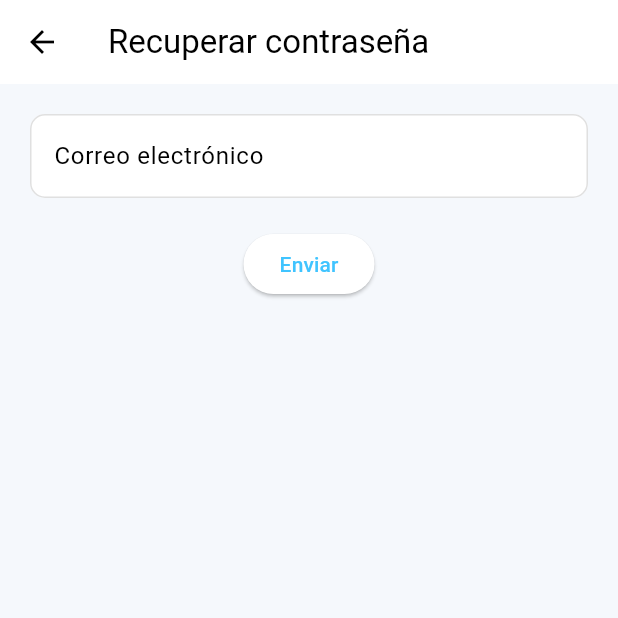
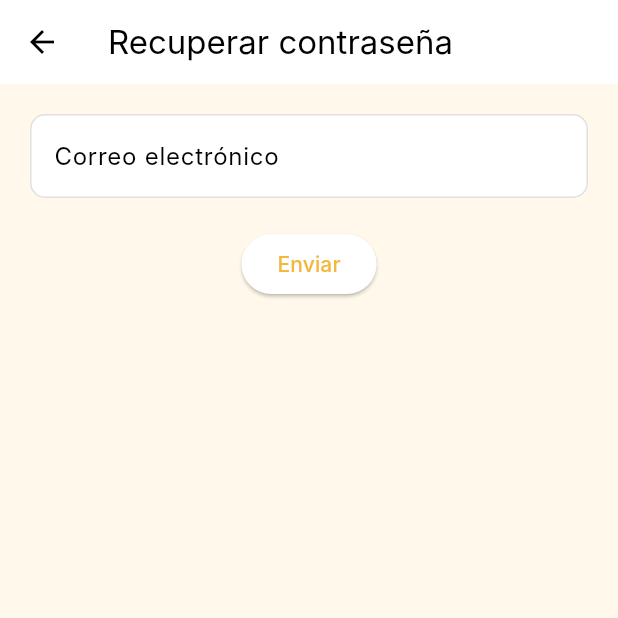
Before and after one commit to RenzoObregonw33/Repositorio-Dart, a Flutter app: the screen it shows after launch, after a tap on "Iniciar Sesión", after a tap on "Olvidaste tu Contraseña", on a phone screen of 412 x 824 dp, the top half of it. Run offline on Flutter 3.47's test engine with Material 3 defaults, Android fonts, the light colour scheme and no system bars; our stand-ins replace shared_preferences, syncfusion_flutter_charts, syncfusion_flutter_gauges; missing offline and left inert: flutter_echarts; Roboto replaces fonts that are missing (Inter).

Commit message:
Se le esta agregando Colores

```diff
--- a/login/lib/main.dart
+++ b/login/lib/main.dart
@@ -8,7 +8,7 @@ void main() => runApp(const MyApp());
 // Clase principal de la app, que extiende StatelessWidget (no tiene estado interno)
 class MyApp extends StatelessWidget {
   // Define un color primario personalizado para usar en toda la app
-  final Color primaryColor = Colors.lightBlueAccent;
+  final Color primaryColor = const Color(0xFFF3B83C);
   const MyApp({super.key});                                //Constructor
 
   //Widget Principal
--- a/login/lib/screens/Login_screen.dart
+++ b/login/lib/screens/Login_screen.dart
@@ -31,7 +31,7 @@ class _LoginScreemState extends State<LoginScreem> {
   @override
   Widget build(BuildContext context) {
     return Scaffold(
-      backgroundColor: const Color(0xFFF5F8FC),
+      backgroundColor: const Color(0xFFFFF8EB),
       body: Center(
         child: SingleChildScrollView(
           padding: EdgeInsets.symmetric(horizontal: 30),
@@ -49,12 +49,25 @@ class _LoginScreemState extends State<LoginScreem> {
                   fontSize: 24,
                   fontWeight: FontWeight.bold,
                   color: Colors.grey[700],
+                  fontFamily: '-apple-system'
                 ),
               ),
               SizedBox(height: 10),
               Text(
                 'Por favor, inicia sesión para continuar',
-                style: TextStyle(color: Colors.grey[700]),
+                style: TextStyle(color: Colors.grey[700],
+                fontFamily: '-apple-system', // Tu fuente principal (como una sola String)
+                fontFamilyFallback: [
+                  'system-ui',
+                  'Segoe UI',
+                  'roboto',
+                  'helvetica',
+                  'arial',
+                  'sans-serif',
+                  'Apple Color Emoji',
+                  'Segoe UI Emoji',
+                  'Segoe UI Symbol',
+                ]),
               ),
               SizedBox(height: 30),
 
@@ -64,11 +77,12 @@ class _LoginScreemState extends State<LoginScreem> {
                 keyboardType: TextInputType.emailAddress,
                 decoration: InputDecoration(
                   labelText: 'Email',
+                  labelStyle: TextStyle(fontFamily: '-apple-system'),
                   prefixIcon: Icon(
                     Icons.person_outline,
                     color: _emailError != null
                         ? Colors.red
-                        : Colors.lightBlueAccent,
+                        : Color(0xFFF3B83C),
                   ),
                   suffixIcon: _emailError != null
                       ? Icon(Icons.error_outline, color: Colors.red)
@@ -89,11 +103,12 @@ class _LoginScreemState extends State<LoginScreem> {
                 obscureText: _ocultarPassword,
                 decoration: InputDecoration(
                   labelText: 'Contraseña',
+                  labelStyle: TextStyle(fontFamily: '-apple-system'),
                   prefixIcon: Icon(
                     Icons.lock_outline,
                     color: _passwordError != null
                         ? Colors.red
-                        : Colors.lightBlueAccent,
+                        : Color(0xFFF3B83C),
                   ),
                   suffixIcon: _passwordError != null
                       ? Icon(Icons.error_outline, color: Colors.red)
@@ -146,15 +161,15 @@ class _LoginScreemState extends State<LoginScreem> {
                   child: Text(
                     'Olvidaste tu Contraseña',
                     style: TextStyle(
-                      color: Colors.lightBlueAccent,
+                      color: Color(0xFFF3B83C),
                       fontSize: 14,
                       decoration: TextDecoration.underline,
-                      decorationColor: Colors.lightBlueAccent
+                      decorationColor: Color(0xFFF3B83C),
+                      fontFamily: '-apple-system'
                     ),
                   ),
                 ),
               ),
-
             ],
           ),
         ),
--- a/login/lib/screens/password_reset_screen.dart
+++ b/login/lib/screens/password_reset_screen.dart
@@ -56,8 +56,8 @@ class _PasswordResetScreenState extends State<PasswordResetScreen> {
   @override
   Widget build(BuildContext context) {
     return Scaffold(
-      backgroundColor:  Color(0xFFF5F8FC),
-      appBar: AppBar(title: Text('Recuperar contraseña')),          //BArra superior
+      backgroundColor:  const Color(0xFFFFF8EB),
+      appBar: AppBar(title: Text('Recuperar contraseña', style: TextStyle(fontFamily: 'Inter'),)),          //BArra superior
       body: Padding(
         padding: const EdgeInsets.all(20.0),                        //Espacio interno
         child: Column(
@@ -66,6 +66,7 @@ class _PasswordResetScreenState extends State<PasswordResetScreen> {
               controller: _emailController,                   //Control
               decoration: InputDecoration(
                 labelText: 'Correo electrónico',
+                labelStyle: TextStyle(fontFamily: 'Inter'),
                 errorText: _error,                            //Mustra un mensaje de error si no existe
               ),
               keyboardType: TextInputType.emailAddress,
@@ -74,7 +75,7 @@ class _PasswordResetScreenState extends State<PasswordResetScreen> {
             // Botón para enviar la solicitud de recuperación
             ElevatedButton(
               onPressed: _enviarSolicitud,
-              child: Text('Enviar'),
+              child: Text('Enviar', style: TextStyle(fontFamily: 'Inter'),),
             ),
           ],
         ),
--- a/login/lib/widgets/login_button.dart
+++ b/login/lib/widgets/login_button.dart
@@ -116,7 +116,7 @@ class LoginButton extends StatelessWidget {
       },
       child: const Text(
         'Iniciar Sesión',
-        style: TextStyle(fontSize: 16, color: Colors.lightBlue),
+        style: TextStyle(fontSize: 16, color: Color(0xFFF3B83C), fontFamily: '-apple-system'),
       ),
     );
   }
--- a/login/pubspec.yaml
+++ b/login/pubspec.yaml
@@ -38,6 +38,7 @@ dependencies:
 
   fl_chart: ^0.63.0
   flutter_echarts: ^2.3.0
+
 
   # The following adds the Cupertino Icons font to your application.
   # Use with the CupertinoIcons class for iOS style icons.
```
Also changed, not shown: login/lib/screens/home_screen.dart (+57 -14 lines), login/lib/widgets/grafico_top_empleados.dart (+7 -7 lines).
